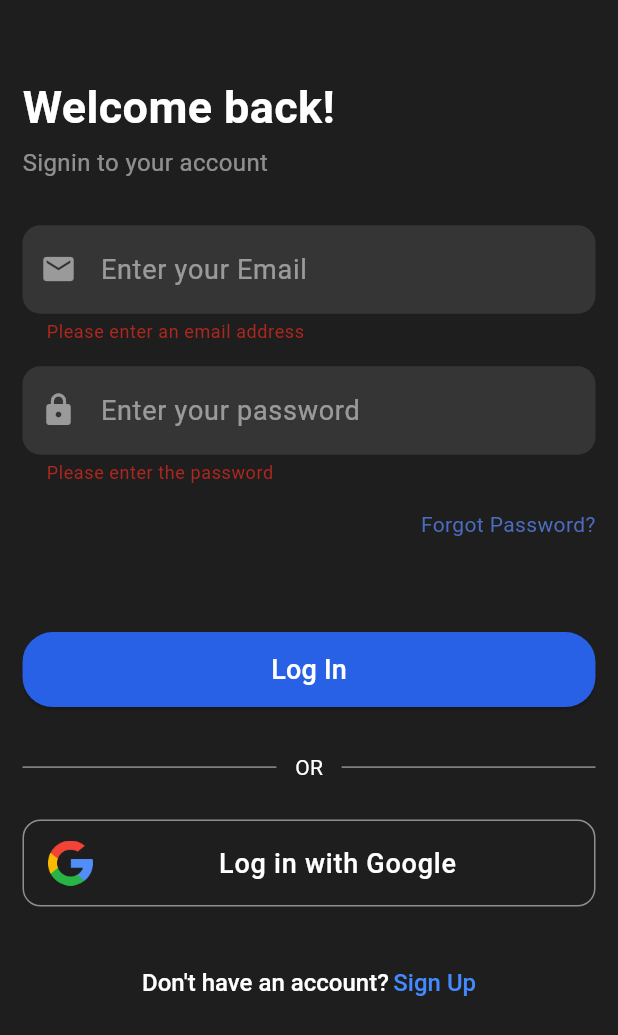
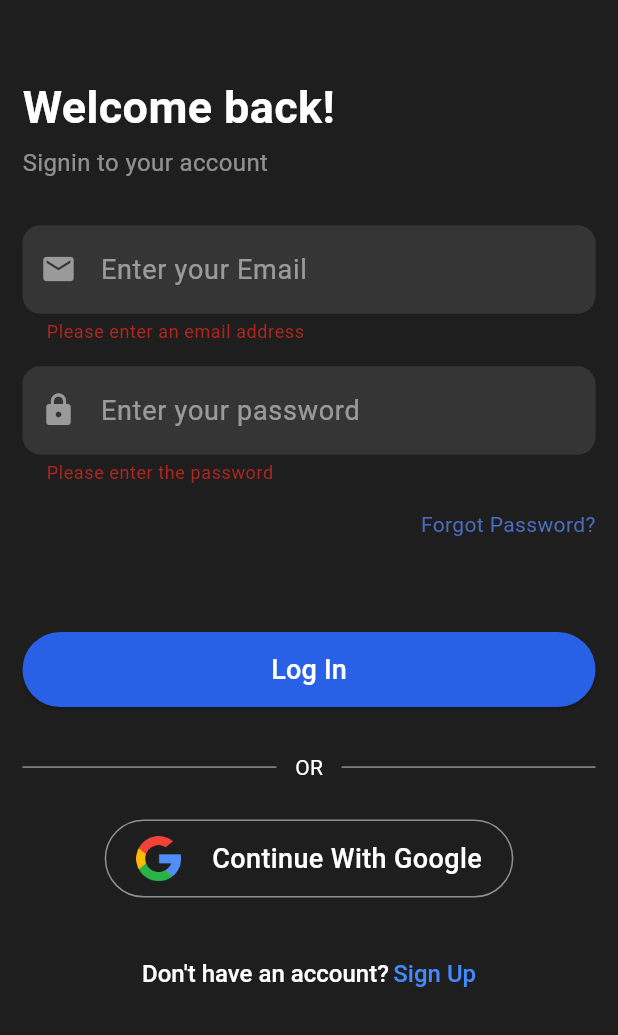
Before and after one commit to MuhammadHasan-Git/DoBits, a Flutter app: the screen it shows after launch, after a tap on "Log In", on a phone screen of 412 x 824 dp. Shown: the top 1035 px of the screen. Run offline on Flutter 3.47's test engine with Material 3 defaults, Android fonts, the phone set to English and light mode, and no system bars; our stand-ins replace cloud_firestore, email_validator, firebase_auth, firebase_core, get, google_sign_in; accounts and stored records are empty.

Commit message:
add sign in with google functionality.

```diff
--- a/lib/view/authentication/login_view.dart
+++ b/lib/view/authentication/login_view.dart
@@ -1,10 +1,16 @@
+import 'dart:developer';
+
+import 'package:firebase_auth/firebase_auth.dart';
 import 'package:flutter/gestures.dart';
 import 'package:flutter/material.dart';
 import 'package:get/get.dart';
 import 'package:todo_app/controller/auth_controller.dart';
+import 'package:todo_app/controller/user_controller.dart';
+import 'package:todo_app/main.dart';
 import 'package:todo_app/utils/colors.dart';
 import 'package:todo_app/utils/extensions.dart';
 import 'package:todo_app/view/authentication/widgets/text_field.dart';
+import 'package:todo_app/view/home_page.dart';
 import 'package:todo_app/view/widget/button.dart';
 
 class LoginView extends StatelessWidget {
@@ -14,6 +20,7 @@ class LoginView extends StatelessWidget {
   @override
   Widget build(BuildContext context) {
     final authController = Get.put(AuthController());
+    final userController = Get.put(UserController());
     final emailController = TextEditingController();
     final passController = TextEditingController();
     final _formKey = GlobalKey<FormState>();
@@ -112,7 +119,7 @@ class LoginView extends StatelessWidget {
                       text: "Log In",
                       onPressed: () async {
                         if (_formKey.currentState!.validate()) {
-                          authController.signIn(
+                          userController.signIn(
                               emailController, passController, context);
                         }
                       }),
@@ -144,30 +151,103 @@ class LoginView extends StatelessWidget {
                   const SizedBox(
                     height: 25,
                   ),
-                  ListTile(
-                    shape: OutlineInputBorder(
-                      borderRadius: BorderRadius.circular(12),
-                      borderSide: BorderSide(
+                  Center(
+                    child: IntrinsicWidth(
+                      child: InkWell(
+                        onTap: () async {
+                          showDialog(
+                              context: context,
+                              barrierDismissible: false,
+                              builder: (context) => const Center(
+                                  child: CircularProgressIndicator()));
+                          try {
+                            final user = await userController.loginWithGoogle();
+                            if (user != null) {
+                              Get.to(() => const HomePage());
+                            } else {}
+                          } on FirebaseAuthException catch (error) {
+                            log(error.message.toString());
+                            Get.showSnackbar(
+                              GetSnackBar(
+                                message: error.message,
+                                title: "Failed to Sign in with Google",
+                                duration: const Duration(seconds: 2),
+                              ),
+                            );
+                          } catch (error) {
+                            log(error.toString());
+                            Get.showSnackbar(
+                              GetSnackBar(
+                                message: error.toString(),
+                                title: "Failed to Sign in with Google",
+                                duration: const Duration(seconds: 2),
+                              ),
+                            );
+                          }
+
+                          navigatorKey.currentState!
+                              .popUntil((route) => route.isFirst);
+                        },
+                        borderRadius: BorderRadius.circular(30),
+                        child: Container(
+                          padding: const EdgeInsets.symmetric(
+                              vertical: 10, horizontal: 20),
+                          decoration: BoxDecoration(
+                              border: Border.all(
                                 color: white.withOpacity(0.5),
                               ),
+                              borderRadius: BorderRadius.circular(30)),
+                          child: Row(
+                            mainAxisAlignment: MainAxisAlignment.center,
+                            crossAxisAlignment: CrossAxisAlignment.center,
+                            children: [
+                              Image.asset(
+                                "assets/images/google_logo.png",
+                                fit: BoxFit.cover,
+                                width: 30,
+                                height: 30,
                               ),
-                    title: const Center(
-                      child: Text(
-                        "Log in with Google",
+                              SizedBox(
+                                width: 5.0.wp,
+                              ),
+                              Text(
+                                "Continue With Google",
                                 style: TextStyle(
                                   fontSize: 18,
                                   fontWeight: FontWeight.w500,
                                   color: white,
                                 ),
                               ),
-                    ),
-                    leading: Image.asset(
-                      "assets/images/google_logo.png",
-                      fit: BoxFit.cover,
-                      width: 30,
-                      height: 30,
+                            ],
                           ),
                         ),
+                      ),
+                    ),
+                  ),
+                  // ListTile(
+                  //   shape: OutlineInputBorder(
+                  //     borderRadius: BorderRadius.circular(12),
+                  //     borderSide: BorderSide(
+                  //       color: white.withOpacity(0.5),
+                  //     ),
+                  //   ),
+                  //   title: const Center(
+                  //     child: Text(
+                  //       "Log in with Google",
+                  //       style: TextStyle(
+                  //         fontSize: 18,
+                  //         fontWeight: FontWeight.w500,
+                  //         color: white,
+                  //       ),
+                  //     ),
+                  //   ),
+                  //   leading: Image.asset(
+                  //     "assets/images/google_logo.png",
+                  //     fit: BoxFit.cover,
+                  //     width: 30,
+                  //     height: 30,
+                  //   ),
+                  // ),
                   SizedBox(
                     height: 10.0.wp,
                   ),
--- a/lib/view/authentication/signup_view.dart
+++ b/lib/view/authentication/signup_view.dart
@@ -2,6 +2,7 @@ import 'package:flutter/gestures.dart';
 import 'package:flutter/material.dart';
 import 'package:get/get.dart';
 import 'package:todo_app/controller/auth_controller.dart';
+import 'package:todo_app/controller/user_controller.dart';
 import 'package:todo_app/utils/colors.dart';
 import 'package:todo_app/utils/extensions.dart';
 import 'package:todo_app/view/authentication/widgets/text_field.dart';
@@ -14,6 +15,7 @@ class SignupView extends StatelessWidget {
   @override
   Widget build(BuildContext context) {
     final authController = Get.put(AuthController());
+    final user = Get.put(UserController());
     final nameController = TextEditingController();
     final emailController = TextEditingController();
     final passController = TextEditingController();
@@ -168,8 +170,8 @@ class SignupView extends StatelessWidget {
                     text: "SignUp",
                     onPressed: () async {
                       if (formKey.currentState!.validate()) {
-                        await authController.signUp(nameController,
-                            emailController, passController, context);
+                        await user.signUp(nameController, emailController,
+                            passController, context);
                       }
                     },
                   ),
--- a/lib/view/widget/button.dart
+++ b/lib/view/widget/button.dart
@@ -16,7 +16,7 @@ class CustomButton extends StatelessWidget {
       child: ElevatedButton(
         style: ButtonStyle(
           shape: MaterialStatePropertyAll(
-              RoundedRectangleBorder(borderRadius: BorderRadius.circular(20))),
+              RoundedRectangleBorder(borderRadius: BorderRadius.circular(30))),
           backgroundColor: const MaterialStatePropertyAll(darkBlue),
         ),
         onPressed: onPressed,
--- a/pubspec.yaml
+++ b/pubspec.yaml
@@ -40,6 +40,7 @@ dependencies:
   firebase_auth: ^4.17.4
   email_validator: ^2.1.17
   cloud_firestore: ^4.15.4
+  google_sign_in: ^6.2.1
 
 dev_dependencies:
   flutter_test:
```
Also changed, not shown: lib/controller/auth_controller.dart (+1 -66 lines), lib/controller/user_controller.dart (added, +88 -0 lines), pubspec.lock, 1 other file. Lines whose indentation alone changed are shown as unchanged.
